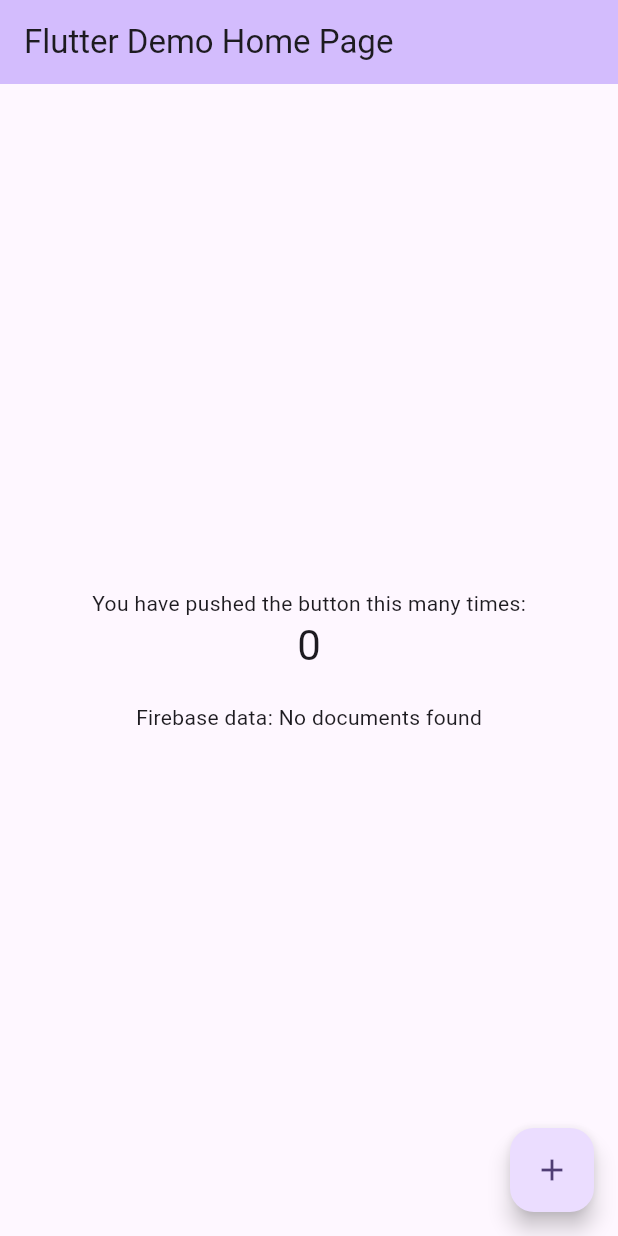
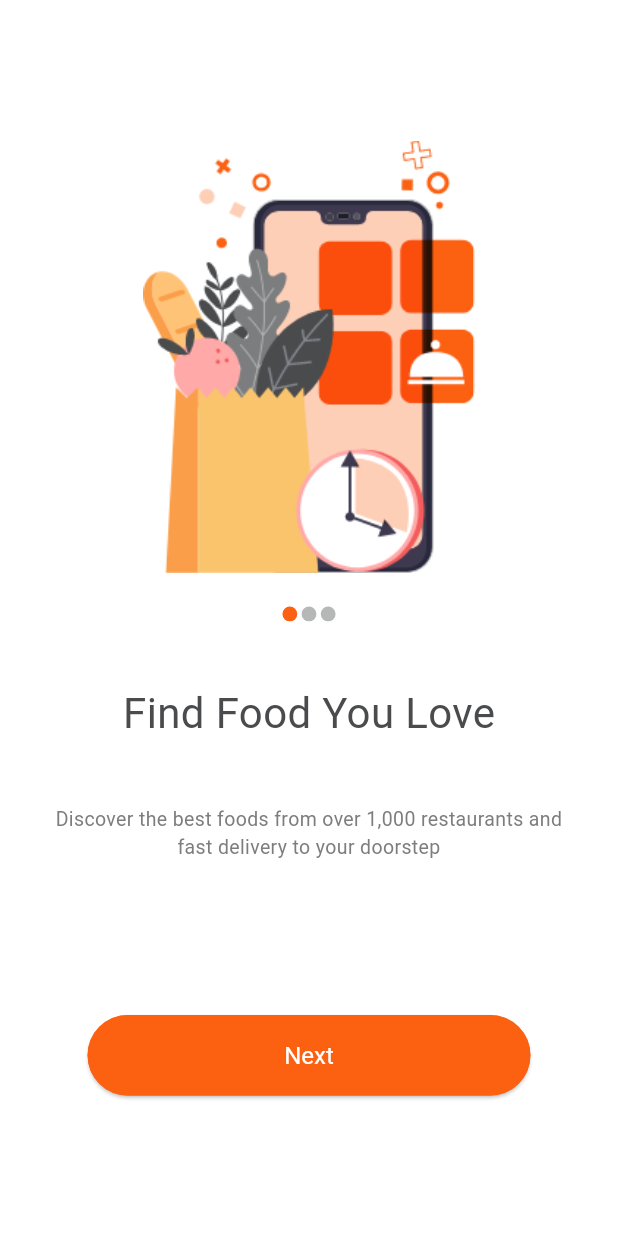
Before and after one commit to halaziq/mealMonkey-FoodDeliveryApp, a Flutter app: the screen it shows after launch, on a phone screen of 412 x 824 dp. Run offline on Flutter 3.47's test engine with Material 3 defaults, Android fonts, the phone set to English and light mode, and no system bars; our stand-ins replace cloud_firestore, firebase_core; accounts and stored records are empty.

Commit message:
welcome pages done

```diff
--- /dev/null
+++ b/lib/components/customElevatedButton.dart
@@ -0,0 +1,39 @@
+import 'package:flutter/material.dart';
+
+class CustomElevatedButton extends StatelessWidget {
+  final String text;
+  final VoidCallback onPressed;
+  final Color color;
+  final double fontSize;
+  final Color textColor;
+  final Color borderColor;
+
+  const CustomElevatedButton({
+    Key? key,
+    required this.text,
+    required this.onPressed,
+    required this.color,
+    required this.textColor,
+    required this.fontSize,
+    required this.borderColor,
+  }) : super(key: key);
+
+  @override
+  Widget build(BuildContext context) {
+    return ElevatedButton(
+      onPressed: onPressed,
+      style: ElevatedButton.styleFrom(
+        foregroundColor: textColor,
+         backgroundColor: color,
+         side: BorderSide(color: borderColor),
+
+        textStyle: TextStyle(fontSize: fontSize),
+      ),
+      child: Container(
+        width:MediaQuery.of(context).size.width*0.6,
+        height: MediaQuery.of(context).size.height*0.065,
+        alignment: Alignment.center,
+        child: Text(text)),
+    );
+  }
+}
--- a/lib/main.dart
+++ b/lib/main.dart
@@ -1,6 +1,9 @@
 import 'package:flutter/material.dart';
 import 'package:firebase_core/firebase_core.dart';
 import 'package:cloud_firestore/cloud_firestore.dart';
+import 'package:meal_monkey/utils/Routes/meal_route.dart';
+import 'package:meal_monkey/utils/Routes/meal_router.dart';
+import 'package:meal_monkey/welcomePages/splash.dart';
 import 'firebase_options.dart';
 
 void main() async {
@@ -27,94 +30,9 @@ class MyApp extends StatelessWidget {
 
   @override
   Widget build(BuildContext context) {
-    return MaterialApp(
-      title: 'Flutter Demo',
-      theme: ThemeData(
-        colorScheme: ColorScheme.fromSeed(seedColor: Colors.deepPurple),
-        useMaterial3: true,
-      ),
-      home: const MyHomePage(title: 'Flutter Demo Home Page'),
+    return const MaterialApp(
+      initialRoute: MealRoutes.splash,
+      onGenerateRoute: MealRouter.onGenerateRoute,
     );
   }
 }
-
-class MyHomePage extends StatefulWidget {
-  const MyHomePage({super.key, required this.title});
-
-  final String title;
-
-  @override
-  State<MyHomePage> createState() => _MyHomePageState();
-}
-
-class _MyHomePageState extends State<MyHomePage> {
-  int _counter = 0;
-  String _firebaseData = 'Loading...';
-
-  @override
-  void initState() {
-    super.initState();
-    _fetchData();
-  }
-
-  Future<void> _fetchData() async {
-    try {
-      FirebaseFirestore firestore = FirebaseFirestore.instance;
-      QuerySnapshot snapshot = await firestore.collection('test').get();
-
-      if (snapshot.docs.isNotEmpty) {
-        setState(() {
-          _firebaseData = snapshot.docs.map((doc) => doc.get('test')).join(', ');
-        });
-      } else {
-        setState(() {
-          _firebaseData = 'No documents found';
-        });
-      }
-    } catch (e) {
-      setState(() {
-        _firebaseData = 'Failed to fetch data: $e';
-      });
-    }
-  }
-
-  void _incrementCounter() {
-    setState(() {
-      _counter++;
-    });
-  }
-
-  @override
-  Widget build(BuildContext context) {
-    return Scaffold(
-      appBar: AppBar(
-        backgroundColor: Theme.of(context).colorScheme.inversePrimary,
-        title: Text(widget.title),
-      ),
-      body: Center(
-        child: Column(
-          mainAxisAlignment: MainAxisAlignment.center,
-          children: <Widget>[
-            const Text(
-              'You have pushed the button this many times:',
-            ),
-            Text(
-              '$_counter',
-              style: Theme.of(context).textTheme.headlineMedium,
-            ),
-            const SizedBox(height: 20),
-            Text(
-              'Firebase data: $_firebaseData',
-              style: Theme.of(context).textTheme.bodyMedium,
-            ),
-          ],
-        ),
-      ),
-      floatingActionButton: FloatingActionButton(
-        onPressed: _incrementCounter,
-        tooltip: 'Increment',
-        child: const Icon(Icons.add),
-      ),
-    );
-  }
-}
--- /dev/null
+++ b/lib/utils/Routes/meal_route.dart
@@ -0,0 +1,8 @@
+class MealRoutes{
+  static const String splash = '/';
+  static const String welcome1 = '/welcomePageI';
+  static const String welcome2 = '/welcomePageII';
+  static const String login = '/Login';
+  static const String signup = '/signup';
+
+}
--- /dev/null
+++ b/lib/utils/Routes/meal_router.dart
@@ -0,0 +1,38 @@
+import 'package:flutter/material.dart';
+import 'package:meal_monkey/authentication/signup.dart';
+import 'package:meal_monkey/utils/Routes/meal_route.dart';
+import 'package:meal_monkey/welcomePages/splash.dart';
+import 'package:meal_monkey/authentication/login.dart';
+import 'package:meal_monkey/welcomePages/welcomePageI.dart';
+import 'package:meal_monkey/welcomePages/welcomePageII.dart';
+
+class MealRouter{
+  static Route<dynamic> onGenerateRoute(RouteSettings settings){
+    switch (settings.name){
+      case MealRoutes.splash:
+      return MaterialPageRoute(builder: (_)=> const Splash(),
+      settings: settings);
+      case MealRoutes.welcome1:
+      return MaterialPageRoute(builder: (_)=> const WelcomePageI(),
+      settings: settings);
+      case MealRoutes.welcome2:
+      return MaterialPageRoute(builder: (_)=> const WelcomePageII(),
+      settings: settings);
+      case MealRoutes.login:
+      return MaterialPageRoute(builder: (_)=> const Login(),
+      settings: settings);
+      case MealRoutes.signup:
+      return MaterialPageRoute(builder: (_)=> const Signup(),
+      settings: settings);
+      default:
+        return MaterialPageRoute(
+          builder: (_) => const Scaffold(
+            body: Center(
+              child: Text('NO Page Found!'),
+            ),
+          ),
+        );
+    }
+
+  }
+}
--- /dev/null
+++ b/lib/utils/Style/meal_colors.dart
@@ -0,0 +1,12 @@
+import 'dart:ui';
+
+import 'package:flutter/material.dart';
+
+class MealColors{
+  static const Color orange = Color(0xffFC6011);
+  static const Color white = Colors.white;
+  static const Color primaryFont = Color(0xff4A4B4D);
+  static const Color secondaryFont = Color(0xff7C7D7E);
+  static const Color textFileds = Color(0xffF2F2F2);
+  static const Color textFiledString = Color(0xffB6B7B7);
+}
--- /dev/null
+++ b/lib/welcomePages/welcomePageI.dart
@@ -0,0 +1,122 @@
+import 'package:flutter/material.dart';
+import 'package:flutter/widgets.dart';
+import 'package:meal_monkey/components/customElevatedButton.dart';
+import 'package:meal_monkey/utils/Routes/meal_route.dart';
+import 'package:meal_monkey/utils/Routes/meal_router.dart';
+import 'package:meal_monkey/utils/Style/meal_colors.dart';
+
+class WelcomePageI extends StatefulWidget {
+  const WelcomePageI({super.key});
+
+  @override
+  State<WelcomePageI> createState() => _WelcomePageIState();
+}
+
+class _WelcomePageIState extends State<WelcomePageI> {
+  int counter =1;
+  String imageI = "assets/images/welcomeI.png";
+  String imageII = "assets/images/welcomeII.png";
+  String imageIII = "assets/images/welcomeIII.png";
+  String find = "Find Food You Love";
+  String fast = "Fast Delivery";
+  String live = "Live Tracking";
+  String find1 = "Discover the best foods from over 1,000 restaurants and fast delivery to your doorstep";
+  String fast1 = "Fast food delivery to your home, office wherever you are";
+  String live1 = "Real time tracking of your food on the app once you placed the order";
+  bool isEqualTo = false;
+  @override
+  Widget build(BuildContext context) {
+    return Scaffold(
+      backgroundColor: MealColors.white,
+      body: SizedBox(
+         height: MediaQuery.of(context).size.height,
+              width: MediaQuery.of(context).size.width ,
+        child: Column(
+          crossAxisAlignment: CrossAxisAlignment.center,
+          mainAxisAlignment: MainAxisAlignment.center,
+          children: [
+            SizedBox(
+              height: MediaQuery.of(context).size.height*0.35,
+              width: MediaQuery.of(context).size.width * 0.6,
+              child: Image.asset(counter == 1?imageI:counter==2?imageII:imageIII),
+            ),
+            Padding(
+              padding:  EdgeInsets.only(top: MediaQuery.of(context).size.height*0.027),
+              child: Row(
+                mainAxisAlignment: MainAxisAlignment.center,
+                children: [
+                  CircleAvatar(
+                   radius: MediaQuery.of(context).size.width*0.012,
+                   backgroundColor: counter == 1? MealColors.orange:MealColors.textFiledString,
+                  ),
+                   Padding(
+                     padding:  EdgeInsets.only(left: MediaQuery.of(context).size.width*0.007),
+                     child: CircleAvatar(
+                     radius: MediaQuery.of(context).size.width*0.012,
+                     backgroundColor: counter == 2? MealColors.orange:MealColors.textFiledString,
+                                     ),
+                   ),
+                   Padding(
+                     padding:  EdgeInsets.only(left: MediaQuery.of(context).size.width*0.007),
+                         child: CircleAvatar(
+                     radius: MediaQuery.of(context).size.width*0.012,
+
+                     backgroundColor: counter == 3? MealColors.orange:MealColors.textFiledString,
+                                     ),
+                   ),
+
+                ],
+              ),
+            ),
+             Padding(
+               padding:  EdgeInsets.only(top: MediaQuery.of(context).size.height*0.05),
+               child: Text(counter == 1? find:counter== 2? fast:live, style:const TextStyle(
+                      fontSize: 28,
+                      color: MealColors.primaryFont,
+                     ),),
+             ),
+               Padding(
+               padding:  EdgeInsets.only(top: MediaQuery.of(context).size.height*0.05),
+               child: SizedBox(
+                height: MediaQuery.of(context).size.height*0.07,
+                width:MediaQuery.of(context).size.width*0.88 ,
+                 child: Text(
+
+                  counter == 1? find1:counter== 2? fast1:live1,
+                  textAlign: TextAlign.center,
+                   style:const TextStyle(
+                        fontSize: 13,
+                        color: MealColors.secondaryFont,
+                       ),),
+               ),
+             ),
+
+             Padding(
+               padding:  EdgeInsets.only(top:MediaQuery.of(context).size.height*0.1),
+               child: CustomElevatedButton(
+                text: "Next",
+                color: MealColors.orange,
+                borderColor: MealColors.orange,
+                textColor: MealColors.white,
+                onPressed: (){
+                  if(mounted){
+                    setState(() {
+                    counter++;
+
+                    });
+                  }
+                  if(counter > 3){
+                    Navigator.pushNamed(context,MealRoutes.welcome2);
+
+                  }
+                },
+                fontSize: 16,
+
+               ),
+             )
+
+        ],),
+      ),
+    );
+  }
+}
--- a/pubspec.yaml
+++ b/pubspec.yaml
@@ -61,9 +61,9 @@ flutter:
   uses-material-design: true
 
   # To add assets to your application, add an assets section, like this:
-  # assets:
-  #   - images/a_dot_burr.jpeg
-  #   - images/a_dot_ham.jpeg
+  assets:
+    - assets/images/
+
 
   # An image asset can refer to one or more resolution-specific "variants", see
   # https://flutter.dev/assets-and-images/#resolution-aware
```
Also changed, not shown: lib/authentication/login.dart (added, +20 -0 lines), lib/authentication/signup.dart (added, +20 -0 lines), lib/welcomePages/splash.dart (added, +78 -0 lines), lib/welcomePages/welcomePageII.dart (added, +103 -0 lines), assets/images/Monkey face.png (added), assets/images/Organe top shape.png (added), assets/images/splash.png (added), assets/images/welcomeI.png (added), assets/images/welcomeII.png (added), assets/images/welcomeIII.png (added).
